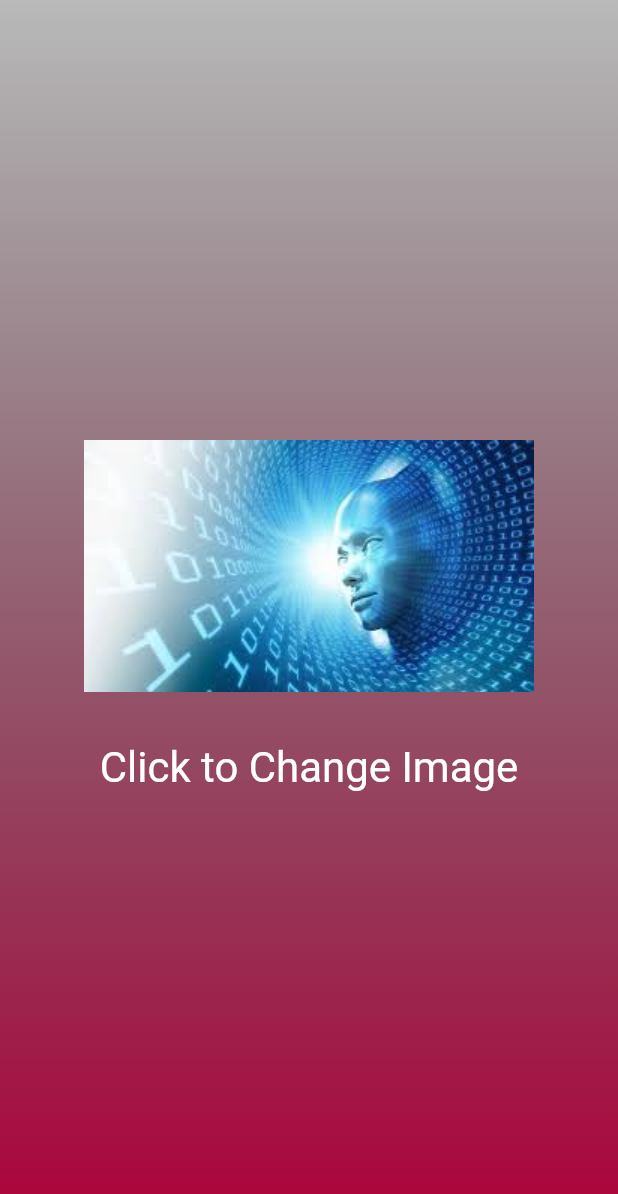
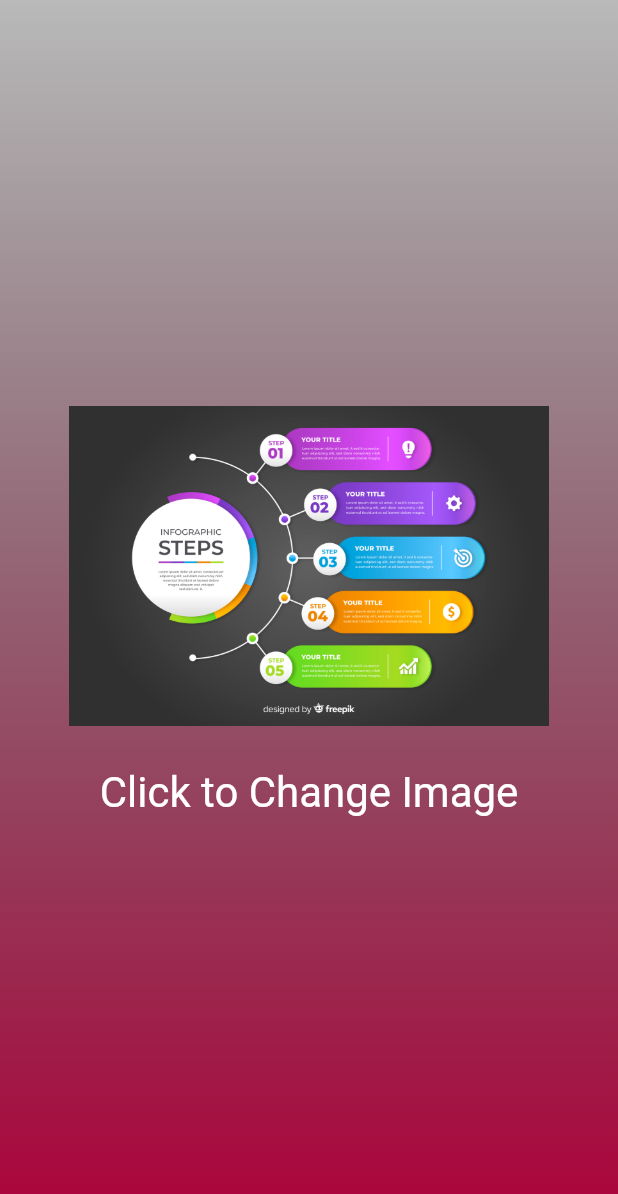
Before and after one commit to beamariano/flutter-example, a Flutter app: the screen it shows after launch, after a tap on "Click to Change Image", on a phone screen of 412 x 824 dp. Shown: the top 1194 px of the screen. Run offline on Flutter 3.47's test engine with Material 2 defaults, Android fonts, the phone set to English and light mode, and no system bars.

```diff
--- a/lib/change_image.dart
+++ b/lib/change_image.dart
@@ -1,4 +1,8 @@
 import 'package:flutter/material.dart';
+
+import 'dart:math';
+
+final randomizer = Random(); // global
 
 class ChangeImage extends StatefulWidget {
   const ChangeImage({super.key});
@@ -8,11 +12,11 @@ class ChangeImage extends StatefulWidget {
 }
 
 class _ChangeImageState extends State<ChangeImage> {
-  var activeImage = 'assets/images/landscape.jpeg';
+  var currentNum = 1;
 
   void rollDice() {
     setState(() {
-      activeImage = 'assets/images/image.jpeg';
+      currentNum = randomizer.nextInt(4) + 1;
     });
   }
 
@@ -21,7 +25,7 @@ class _ChangeImageState extends State<ChangeImage> {
     return Column(
       mainAxisSize: MainAxisSize.min,
       children: [
-        Image.asset(activeImage, width: 320),
+        Image.asset('assets/images/image-$currentNum.jpeg', width: 320),
         SizedBox(height: 20),
         TextButton(
             onPressed: rollDice,
--- a/pubspec.yaml
+++ b/pubspec.yaml
@@ -61,7 +61,11 @@ flutter:
   # To add assets to your application, add an assets section, like this:
   assets:
     - assets/images/landscape.jpeg
-    - assets/images/image.jpeg
+    - assets/images/image-1.jpeg
+    - assets/images/image-2.jpeg
+    - assets/images/image-3.jpeg
+    - assets/images/image-4.jpeg
+
 
   # An image asset can refer to one or more resolution-specific "variants", see
   # https://flutter.dev/assets-and-images/#resolution-aware
```
Also changed, not shown: assets/images/image-1.jpeg (added), assets/images/image-2.jpeg (added), assets/images/image-3.jpeg (renamed from assets/images/image.jpeg), 1 other file.
